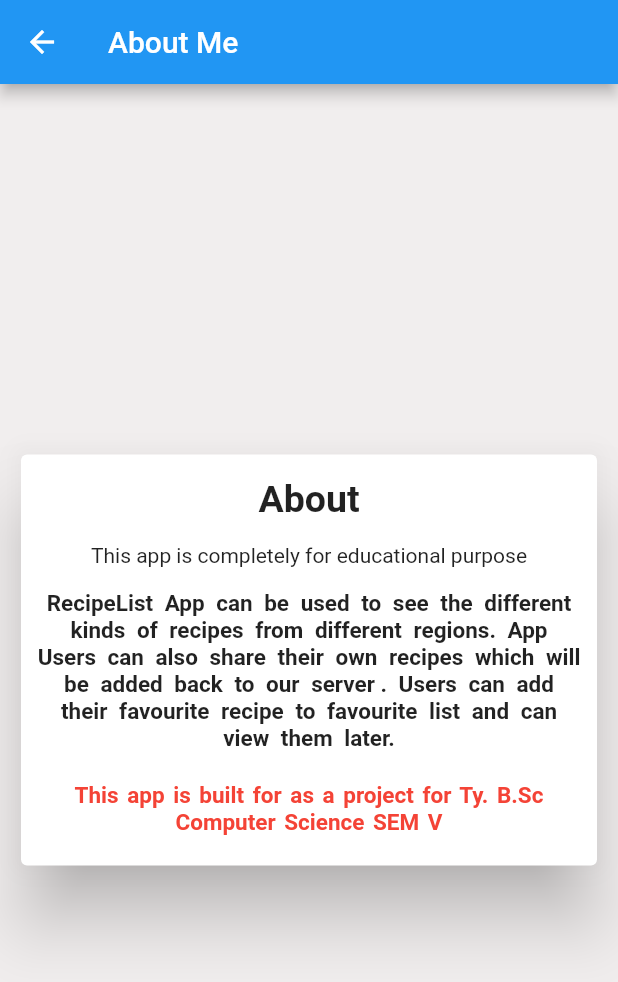
After one commit to rahulsharma001/Recipelist-flutter, a Flutter app: the AboutPage screen opened by its route, on a phone screen of 412 x 824 dp. The commit adds this screen. Shown: the top 982 px of the screen. Run offline on Flutter 3.47's test engine with Material 2 defaults, Android fonts, the phone set to English and light mode, and no system bars; our stand-ins replace image_picker; network calls fail.

Commit message:
About Page Added.

```diff
--- /dev/null
+++ b/lib/Pages/about.dart
@@ -0,0 +1,61 @@
+import 'package:flutter/material.dart';
+
+class AboutPage extends StatelessWidget {
+  @override
+  Widget build(BuildContext context) {
+    // TODO: implement build
+    return Scaffold(
+      appBar: AppBar(
+        title: Text('About Me'),
+      ),
+      body: Center(
+
+        child: Container(
+          color: Color.fromRGBO(241, 238, 238, 1.0),
+          padding: EdgeInsets.symmetric(horizontal: 10.0),
+          child: Column(
+            crossAxisAlignment: CrossAxisAlignment.center,
+            mainAxisAlignment: MainAxisAlignment.center,
+            children: <Widget>[
+              Card(
+                  elevation: 20.0,
+                  child: Column(
+                    children: <Widget>[
+                      SizedBox(height: 15.0,),
+                      Text(
+                        'About',
+                        style: TextStyle(
+                            fontWeight: FontWeight.bold, fontSize: 25.0),
+                      ),
+                      SizedBox(height: 15.0),
+                      Text('This app is completely for educational purpose'),
+                      SizedBox(
+                        height: 15.0,
+                      ),
+                      Padding(
+                        padding:EdgeInsets.symmetric(horizontal: 10.0),
+                        child:
+                      Text(
+                        'RecipeList App can be used to see the different kinds of recipes from ' +
+                            'different regions. App Users can also share their own recipes which will be added ' +
+                            'back to our server . Users can add their favourite recipe to favourite list and can view' +
+                            ' them later.',
+                        style: TextStyle(
+                            fontSize: 15.0, fontWeight: FontWeight.w600,wordSpacing: 4.0),
+                            textAlign: TextAlign.center,
+                      ),),
+                      SizedBox(height: 20.0,),
+                      Text('This app is built for as a project for Ty. B.Sc Computer Science SEM V',  style: TextStyle(
+                            fontSize: 15.0, fontWeight: FontWeight.w600,wordSpacing: 2.0,color: Colors.red),
+                            textAlign: TextAlign.center,
+                      ),
+                      SizedBox(height: 20.0,),
+                    ],
+                  ),),
+            ],
+          ),
+        ),
+      ),
+    );
+  }
+}
--- a/lib/main.dart
+++ b/lib/main.dart
@@ -6,6 +6,7 @@ import 'package:RecipeList/FactoryClass/FetchData.dart';
 import 'package:http/http.dart' as http;
 import 'dart:convert';
 import './Pages/details.dart';
+import './Pages/about.dart';
 
 void main() {
   runApp(MyApp());
@@ -23,6 +24,7 @@ class MyApp extends StatelessWidget {
       ),
       routes: {
         '/second': (context) => RecipeAdd(),
+        '/about':(context)=>AboutPage(),
         // 'details':(context) => DetailPage(),
       },
       home: HomePage(),
@@ -221,6 +223,7 @@ class _HomePageState extends State<HomePage> {
                     title: Text('About'),
                     onTap: () {
                       Navigator.pop(context);
+                      Navigator.of(context).pushNamed('/about');
                     },
                   ),
                   ListTile(
```
